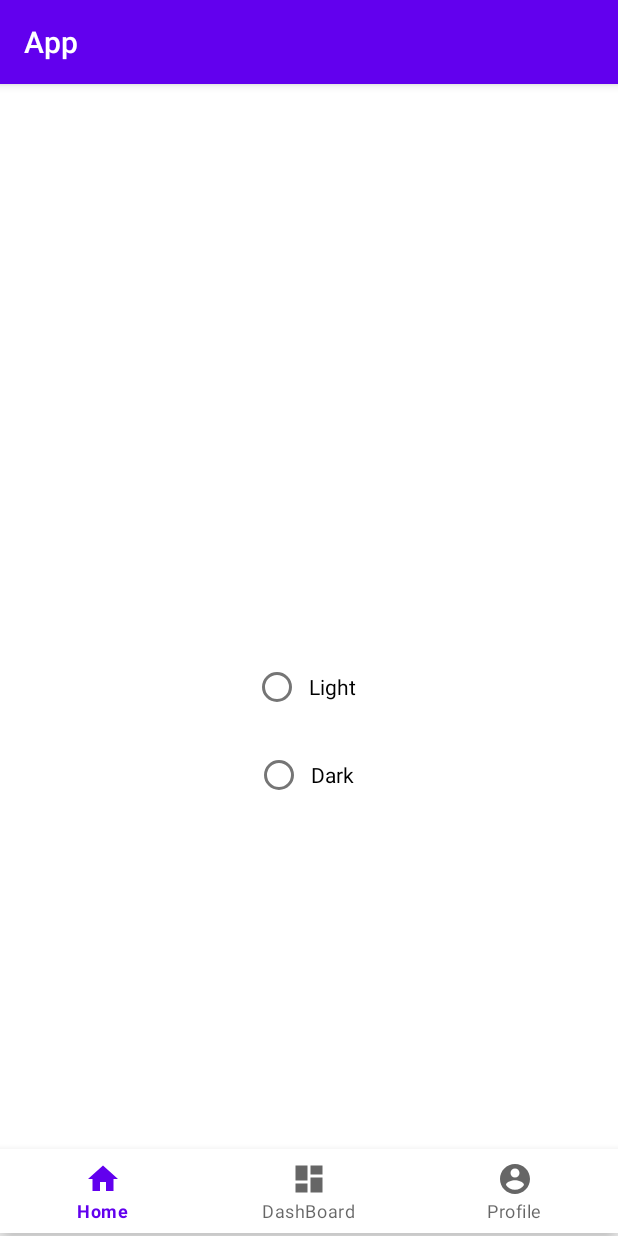
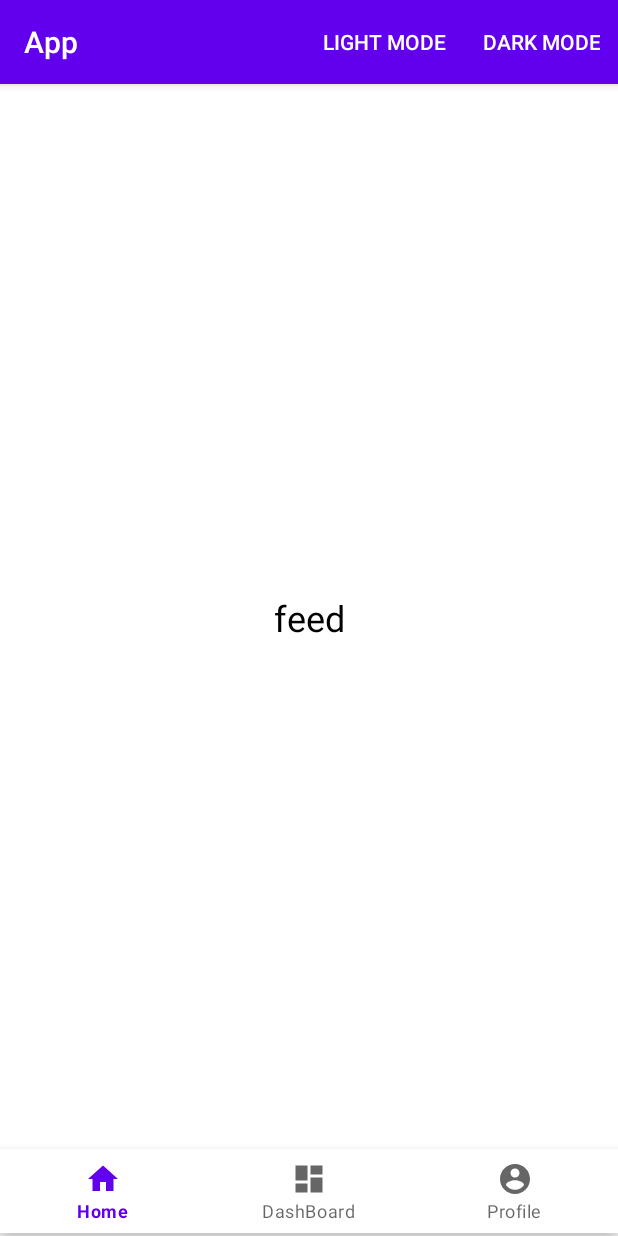
Before and after one commit to thehealer15/Vintage-investments, an Android app: the screen it shows after launch (MainActivity), on a phone screen of 412 x 824 dp. Run offline under Robolectric (Android 15) with nearby library versions, the phone set to English and light mode, and no system bars.

Commit message:
Dark and light mode switch added from toolbar

```diff
--- a/app/src/main/java/Screens/feed_fragment.java
+++ b/app/src/main/java/Screens/feed_fragment.java
@@ -19,7 +19,6 @@ import com.example.app.R;
 public class feed_fragment extends Fragment {
     private View parentHolder;
     private Context context;
-    RadioGroup radioGroup;
     @Override
     public void onAttach(@NonNull Context context) {
         super.onAttach(context);
@@ -35,33 +34,6 @@ public class feed_fragment extends Fragment {
         // Inflate the layout for this fragment
         parentHolder =  inflater.inflate(R.layout.feed_fragment, container, false);
 
-        radioGroup = parentHolder.findViewById(R.id.idRGgroup);
-
-
-        // on below line we are setting on check change method for our radio group.
-        radioGroup.setOnCheckedChangeListener(new RadioGroup.OnCheckedChangeListener() {
-            @Override
-            public void onCheckedChanged(RadioGroup group, int checkedId) {
-                // on radio button check change
-                switch (checkedId) {
-                    case R.id.idRBLight:
-                        // on below line we are checking the radio button with id.
-                        // on below line we are setting the text to text view as light mode.
-                        // on below line we are changing the theme to light mode.
-                        AppCompatDelegate.setDefaultNightMode(AppCompatDelegate.MODE_NIGHT_NO);
-                        break;
-                    case R.id.idRBDark:
-                        // this method is called when dark radio button is selected
-                        // on below line we are setting dark theme text to our text view.
-                        // on below line we are changing the theme to dark mode.
-                        AppCompatDelegate.setDefaultNightMode(AppCompatDelegate.MODE_NIGHT_YES);
-                        break;
-                }
-            }
-        });
-
-
-
         return parentHolder;
  }
 }
--- a/app/src/main/java/com/example/app/MainActivity.java
+++ b/app/src/main/java/com/example/app/MainActivity.java
@@ -1,11 +1,14 @@
 package com.example.app;
 
 import androidx.annotation.NonNull;
+import androidx.appcompat.app.ActionBar;
 import androidx.appcompat.app.AppCompatActivity;
+import androidx.appcompat.app.AppCompatDelegate;
 import androidx.fragment.app.Fragment;
 import androidx.fragment.app.FragmentTransaction;
 
 import android.os.Bundle;
+import android.view.Menu;
 import android.view.MenuItem;
 import android.widget.FrameLayout;
 
@@ -16,7 +19,7 @@ import Screens.fragment_profile;
 public class MainActivity extends AppCompatActivity  implements BottomNavigationView.OnNavigationItemSelectedListener{
     private FrameLayout fragment_container;
     private BottomNavigationView bottomNav;
-
+    private ActionBar actionBar;
 
     @Override
     protected void onCreate(Bundle savedInstanceState) {
@@ -63,7 +66,25 @@ public class MainActivity extends AppCompatActivity  implements BottomNavigation
         }
         return false;
     }
+    @Override
+    public boolean onCreateOptionsMenu(Menu menu) {
+//        inflater = getMenuInflater();
+        getMenuInflater().inflate(R.menu.switch_mode, menu);
+        return true;
+    }
+    @Override
+    public boolean onOptionsItemSelected(MenuItem item) {
+        switch (item.getItemId()) {
+            case R.id.light_mode:
+                AppCompatDelegate.setDefaultNightMode(AppCompatDelegate.MODE_NIGHT_NO);
+                return true;
 
-
-
+            case R.id.dark_mode:
+                AppCompatDelegate.setDefaultNightMode(AppCompatDelegate.MODE_NIGHT_YES);
+                return true;
+            default:
+                AppCompatDelegate.setDefaultNightMode(AppCompatDelegate.MODE_NIGHT_YES);
+                return true;
+        }
+    }
 }
--- a/app/src/main/res/layout/feed_fragment.xml
+++ b/app/src/main/res/layout/feed_fragment.xml
@@ -5,39 +5,15 @@
     android:layout_height="match_parent"
     tools:context="Screens.feed_fragment">
 
-    <RadioGroup
-        android:id="@+id/idRGgroup"
-        android:layout_width="match_parent"
+    <TextView
+        android:id="@+id/textView"
+        android:layout_width="wrap_content"
         android:layout_height="wrap_content"
-        android:layout_marginTop="152dp"
-        android:orientation="vertical"
-        android:padding="4dp"
+        android:text="feed"
+        android:textSize="24sp"
         app:layout_constraintBottom_toBottomOf="parent"
         app:layout_constraintEnd_toEndOf="parent"
         app:layout_constraintHorizontal_bias="0.5"
         app:layout_constraintStart_toStartOf="parent"
-        app:layout_constraintTop_toTopOf="parent">
-
-        <!--radio button for light theme-->
-        <RadioButton
-            android:id="@+id/idRBLight"
-            android:layout_width="wrap_content"
-            android:layout_height="wrap_content"
-            android:layout_gravity="center_horizontal"
-            android:layout_margin="5dp"
-            android:padding="5dp"
-            android:text="Light" />
-
-        <!--radio button for dark theme-->
-        <RadioButton
-            android:id="@+id/idRBDark"
-            android:layout_width="wrap_content"
-            android:layout_height="wrap_content"
-            android:layout_gravity="center_horizontal"
-            android:layout_margin="5dp"
-            android:layout_weight="1"
-            android:padding="5dp"
-            android:text="Dark" />
-
-    </RadioGroup>
+        app:layout_constraintTop_toTopOf="parent" />
 </androidx.constraintlayout.widget.ConstraintLayout>
--- /dev/null
+++ b/app/src/main/res/menu/switch_mode.xml
@@ -0,0 +1,15 @@
+<?xml version="1.0" encoding="utf-8"?>
+<menu xmlns:android="http://schemas.android.com/apk/res/android"
+    xmlns:app="http://schemas.android.com/apk/res-auto">
+    <item
+        android:id="@+id/light_mode"
+        android:title="Light Mode"
+        app:showAsAction="ifRoom"
+        />
+
+    <item
+        android:id="@+id/dark_mode"
+        android:title="Dark Mode"
+        app:showAsAction="ifRoom"/>
+
+</menu>
```
